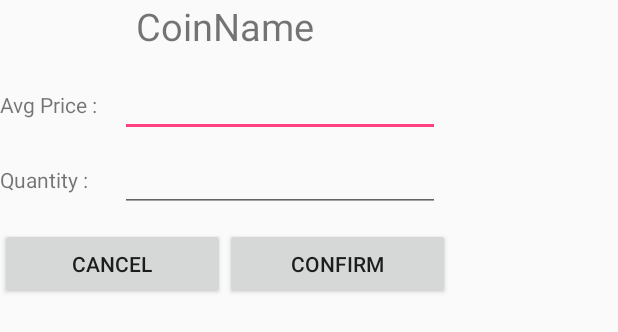
After one commit to mechurak/MyCoinTong, an Android app: the layout activity_holding.xml on its own in the app's theme, with its tools: preview values and no code run, on a phone screen of 412 x 824 dp. The commit adds this screen. Shown: the top 332 px of the screen. Run offline under Robolectric (Android 15) with nearby library versions, the phone set to English and light mode, and no system bars.

Commit message:
Add HoldingActivity
- Handle longClick of ListView for HoldingActivity
- Store myAvgPrice, quantity in db
- Fix myPriceChange / percent bug

```diff
--- /dev/null
+++ b/app/src/main/res/layout/activity_holding.xml
@@ -0,0 +1,70 @@
+<?xml version="1.0" encoding="UTF-8"?>
+<RelativeLayout xmlns:android="http://schemas.android.com/apk/res/android"
+    android:layout_width="300dip"
+    android:layout_height="200dip" >
+
+    <TextView
+        android:id="@+id/textCoinName"
+        android:layout_width="wrap_content"
+        android:layout_height="40dp"
+        android:layout_alignParentLeft="true"
+        android:layout_alignParentRight="true"
+        android:layout_alignParentTop="true"
+        android:text="CoinName"
+        android:textAlignment="center"
+        android:textSize="25sp" />
+
+    <Button
+        android:id="@+id/btnConfirm"
+        android:layout_width="150dp"
+        android:layout_height="wrap_content"
+        android:layout_alignBottom="@+id/btnCancel"
+        android:layout_alignParentRight="true"
+        android:layout_toRightOf="@+id/btnCancel"
+        android:text="Confirm" />
+
+    <Button
+        android:id="@+id/btnCancel"
+        android:layout_width="150dp"
+        android:layout_height="wrap_content"
+        android:layout_alignParentBottom="true"
+        android:layout_alignParentLeft="true"
+        android:text="Cancel" />
+
+    <TextView
+        android:id="@+id/textPrice"
+        android:layout_width="80dp"
+        android:layout_height="wrap_content"
+        android:layout_alignParentLeft="true"
+        android:layout_alignParentStart="true"
+        android:layout_marginTop="60dp"
+        android:text="Avg Price :" />
+
+    <EditText
+        android:id="@+id/editAvgPrice"
+        android:layout_width="wrap_content"
+        android:layout_height="wrap_content"
+        android:layout_alignBaseline="@+id/textPrice"
+        android:layout_toRightOf="@+id/textPrice"
+        android:ems="10"
+        android:inputType="numberDecimal" />
+
+    <TextView
+        android:id="@+id/textQuantity"
+        android:layout_width="80dp"
+        android:layout_height="wrap_content"
+        android:layout_alignParentLeft="true"
+        android:layout_alignParentStart="true"
+        android:layout_marginTop="110dp"
+        android:text="Quantity :" />
+
+    <EditText
+        android:id="@+id/editQuantity"
+        android:layout_width="wrap_content"
+        android:layout_height="wrap_content"
+        android:ems="10"
+        android:inputType="numberDecimal"
+        android:layout_alignBaseline="@+id/textQuantity"
+        android:layout_toRightOf="@+id/textQuantity"/>
+
+</RelativeLayout>
--- a/app/src/main/res/values/strings.xml
+++ b/app/src/main/res/values/strings.xml
@@ -1,4 +1,5 @@
 <resources>
     <string name="app_name">MyCoinTong</string>
     <string name="action_settings">Settings</string>
+    <string name="title_activity_holding">Holdings</string>
 </resources>
```
Also changed, not shown: app/src/main/AndroidManifest.xml (+7 -0 lines), app/src/main/java/com/shimnssso/mycointong/Constant.java (+10 -0 lines), app/src/main/java/com/shimnssso/mycointong/HoldingActivity.java (added, +75 -0 lines), app/src/main/java/com/shimnssso/mycointong/KoreaListFragment.java (+46 -2 lines), app/src/main/java/com/shimnssso/mycointong/ListViewAdapter.java (+16 -6 lines), app/src/main/java/com/shimnssso/mycointong/ListViewItem.java (+14 -5 lines), app/src/main/java/com/shimnssso/mycointong/MainActivity.java (+7 -4 lines), app/src/main/java/com/shimnssso/mycointong/data/CoinInfo.java (added, +20 -0 lines), app/src/main/java/com/shimnssso/mycointong/data/DbHelper.java (+22 -4 lines).
